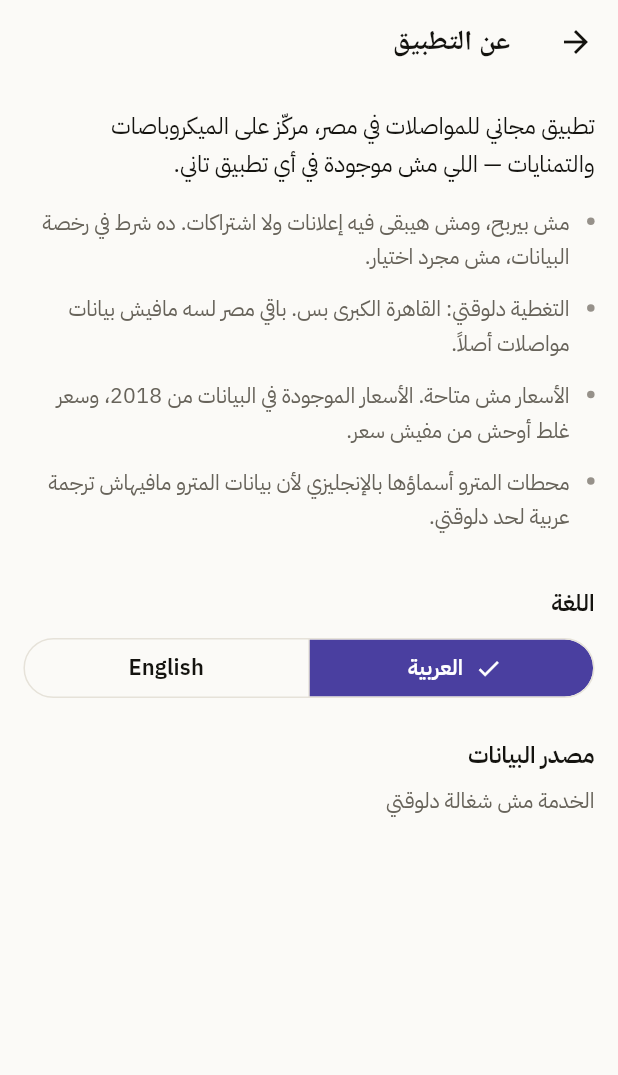
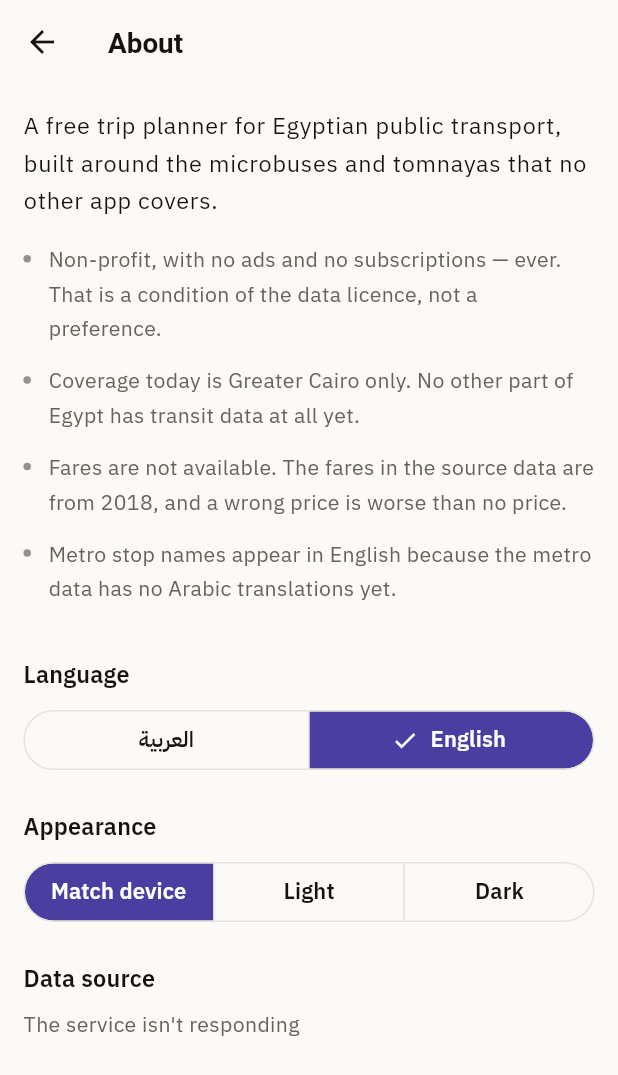
Before and after one commit to WafikSleim/egypt-transportation-planner, a Flutter app: the screen it shows after launch, after a tap on the "info outline" icon, on a phone screen of 412 x 824 dp. Shown: the top 1075 px of the screen. Run offline on Flutter 3.47's test engine with Material 3 defaults, Android fonts, the phone set to English and light mode, and no system bars; our stand-ins replace equatable, flutter_bloc, flutter_screenutil, shared_preferences; generated files the repository leaves out were written again; network calls fail; Roboto replaces fonts that are missing (ReadexPro).

Commit message:
On-device storage, and settings that survive a restart (#11)
Picks shared_preferences over drift, and says why in
core/storage/key_value_store.dart so the choice can be re-argued rather than
rediscovered. The three things this app will ever keep on a phone - language
and theme, recent endpoints, a handful of saved trips - are read whole and
shown in order, never queried. drift would bring build_runner, generated
code and a native SQLite dependency to hold a few dozen JSON entries.

What would change the answer is written down next to the decision: wanting
to query history rather than list it. The interface is the seam, so that
swap is one class.

Reads are synchronous on purpose. SharedPreferences is already in memory
after open(), and an async read would force a loading state onto the first
frame - the app would flash the wrong theme and the wrong language on its
way to the stored ones, for data it already had.

Also closes the gap that made "theme survives a restart" untestable: there
was no way to choose a theme at all. The About screen now offers
system/light/dark beside the language.

Bad stored data cannot stop the app starting. Text that is not JSON, JSON
that is not an object, a language from a newer build, a value of the wrong
type - each falls back to the phone's own locale. Those are all phones that
would otherwise fail to launch over data the user can neither see nor clear
without reinstalling, so each has a test.

Unblocks #12 and #13.

Co-Authored-By: Claude Opus 5 <noreply@anthropic.com>

```diff
--- a/app/lib/core/settings/settings_cubit.dart
+++ b/app/lib/core/settings/settings_cubit.dart
@@ -1,16 +1,13 @@
+import 'dart:ui' show PlatformDispatcher;
+
 import 'package:equatable/equatable.dart';
 import 'package:flutter/material.dart';
 import 'package:flutter_bloc/flutter_bloc.dart';
 
+import '../storage/key_value_store.dart';
+
 class Settings extends Equatable {
   const Settings({required this.locale, required this.themeMode});
-
-  /// Arabic by default, and Arabic as the source language — the English
-  /// strings are a port of the Egyptian copy, not the other way round.
-  static const initial = Settings(
-    locale: Locale('ar'),
-    themeMode: ThemeMode.system,
-  );
 
   final Locale locale;
   final ThemeMode themeMode;
@@ -22,17 +19,66 @@ class Settings extends Equatable {
 /// App-wide settings. Deliberately tiny: passengers get no settings screen,
 /// and this exists only for the two choices that genuinely belong to them.
 ///
-/// Not persisted yet — that lands with recents and saved trips, which is the
-/// first thing needing on-device storage.
+/// The language here also becomes the `lang` on every API request, via the
+/// callback handed to `ApiClient`. Stop names are localised server-side, so
+/// this single value decides whether itineraries come back Arabic or Latin.
 class SettingsCubit extends Cubit<Settings> {
-  SettingsCubit() : super(Settings.initial);
+  SettingsCubit(this._store, {Locale? systemLocale})
+    : super(_restore(_store, systemLocale ?? _platformLocale()));
 
-  /// The language here also becomes the `lang` on every API request, via the
-  /// callback handed to `ApiClient`. Stop names are localised server-side, so
-  /// this single value decides whether itineraries come back Arabic or Latin.
-  void setLanguage(String code) =>
-      emit(Settings(locale: Locale(code), themeMode: state.themeMode));
+  static const _key = 'settings';
+  static const _supported = {'ar', 'en'};
 
-  void setThemeMode(ThemeMode mode) =>
-      emit(Settings(locale: state.locale, themeMode: mode));
+  final KeyValueStore _store;
+
+  static Locale _platformLocale() => PlatformDispatcher.instance.locale;
+
+  /// What to show before anybody has chosen anything.
+  ///
+  /// **Arabic unless the phone is set to English.** Arabic is the source
+  /// language of this app rather than a translation of it, so it is the
+  /// default for every locale that is not explicitly English — a phone set to
+  /// French belongs to someone in Cairo more often than not, and Arabic is
+  /// the better guess for them than the English port.
+  static Settings _restore(KeyValueStore store, Locale systemLocale) {
+    final stored = store.readJson(_key);
+
+    final language =
+        _oneOf(stored?['language'], _supported)
+        // A value written by a newer build, or a hand-edited file, falls back
+        // rather than crashing the app on launch.
+        ??
+        (systemLocale.languageCode == 'en' ? 'en' : 'ar');
+
+    final theme = switch (stored?['theme']) {
+      'light' => ThemeMode.light,
+      'dark' => ThemeMode.dark,
+      _ => ThemeMode.system,
+    };
+
+    return Settings(locale: Locale(language), themeMode: theme);
+  }
+
+  static String? _oneOf(Object? value, Set<String> allowed) =>
+      value is String && allowed.contains(value) ? value : null;
+
+  void setLanguage(String code) {
+    if (!_supported.contains(code)) return;
+    _emitAndPersist(Settings(locale: Locale(code), themeMode: state.themeMode));
+  }
+
+  void setThemeMode(ThemeMode mode) {
+    _emitAndPersist(Settings(locale: state.locale, themeMode: mode));
+  }
+
+  void _emitAndPersist(Settings next) {
+    emit(next);
+    // Deliberately not awaited: the UI has already changed, and a write that
+    // loses a race with a force-quit costs the user one tap. Blocking the
+    // toggle on a disk write would be worse.
+    _store.writeJson(_key, {
+      'language': next.locale.languageCode,
+      'theme': next.themeMode.name,
+    });
+  }
 }
--- a/app/lib/features/about/view/about_page.dart
+++ b/app/lib/features/about/view/about_page.dart
@@ -81,6 +81,26 @@ class _AboutPageState extends State<AboutPage> {
                   context.read<SettingsCubit>().setLanguage(s.first),
             ),
             SizedBox(height: Insets.xl),
+            Text(l.theme, style: Theme.of(context).textTheme.titleMedium),
+            SizedBox(height: Insets.sm),
+            SegmentedButton<ThemeMode>(
+              segments: [
+                ButtonSegment(
+                  value: ThemeMode.system,
+                  label: Text(l.themeSystem),
+                ),
+                ButtonSegment(
+                  value: ThemeMode.light,
+                  label: Text(l.themeLight),
+                ),
+                ButtonSegment(value: ThemeMode.dark, label: Text(l.themeDark)),
+              ],
+              selected: {settings.themeMode},
+              showSelectedIcon: false,
+              onSelectionChanged: (s) =>
+                  context.read<SettingsCubit>().setThemeMode(s.first),
+            ),
+            SizedBox(height: Insets.xl),
             Text(l.dataSource, style: Theme.of(context).textTheme.titleMedium),
             if (_attribution != null) ...[
               AttributionNote(_attribution!, compact: false),
--- a/app/lib/l10n/app_ar.arb
+++ b/app/lib/l10n/app_ar.arb
@@ -151,5 +151,9 @@
   "noCoverageBody": "التغطية دلوقتي في القاهرة الكبرى بس. باقي مصر لسه مافيش فيه بيانات مواصلات أصلاً، ومش هنخمّنلك طريق مش متأكدين منه.",
   "noServiceBody": "في الوقت ده المواصلات بتقل أو بتقف في معظم الخطوط. جرّب ميعاد في النهار.",
   "noRouteTitle": "مالقيناش طريق بين النقطتين دول",
-  "noRouteBody": "النقطتين جوه منطقة التغطية، فالأغلب إن الخط ده ناقص من بياناتنا مش إنه مش موجود على الأرض."
+  "noRouteBody": "النقطتين جوه منطقة التغطية، فالأغلب إن الخط ده ناقص من بياناتنا مش إنه مش موجود على الأرض.",
+  "theme": "المظهر",
+  "themeSystem": "حسب الجهاز",
+  "themeLight": "فاتح",
+  "themeDark": "غامق"
 }
--- a/app/lib/l10n/app_en.arb
+++ b/app/lib/l10n/app_en.arb
@@ -61,5 +61,9 @@
   "noCoverageBody": "Coverage today is Greater Cairo only. No other part of Egypt has transit data at all, and we won't guess a route we aren't sure of.",
   "noServiceBody": "Service thins out or stops across most of the network at this hour. Try a daytime departure.",
   "noRouteTitle": "No route between these two points",
-  "noRouteBody": "Both points are inside the covered area, so this is more likely a gap in our data than a gap in the network."
+  "noRouteBody": "Both points are inside the covered area, so this is more likely a gap in our data than a gap in the network.",
+  "theme": "Appearance",
+  "themeSystem": "Match device",
+  "themeLight": "Light",
+  "themeDark": "Dark"
 }
--- a/app/lib/main.dart
+++ b/app/lib/main.dart
@@ -5,11 +5,18 @@ import 'app.dart';
 import 'core/config/app_config.dart';
 import 'core/network/api_client.dart';
 import 'core/settings/settings_cubit.dart';
+import 'core/storage/key_value_store.dart';
 import 'data/repositories/planner_repository_impl.dart';
 import 'domain/repositories/planner_repository.dart';
 
-void main() {
-  final settings = SettingsCubit();
+Future<void> main() async {
+  WidgetsFlutterBinding.ensureInitialized();
+
+  // Opened before the first frame, so the app never flashes the wrong theme
+  // or the wrong language on its way to the stored one.
+  final store = await SharedPreferencesStore.open();
+  final settings = SettingsCubit(store);
+
   final config = AppConfig.fromEnvironment();
 
   // The one place `lang` is wired. Every request the app makes carries the
@@ -23,9 +30,12 @@ void main() {
   runApp(
     MultiBlocProvider(
       providers: [BlocProvider<SettingsCubit>.value(value: settings)],
-      child: RepositoryProvider<PlannerRepository>(
-        create: (_) => PlannerRepositoryImpl(api),
-        child: const EgyptTransportApp(),
+      child: RepositoryProvider<KeyValueStore>.value(
+        value: store,
+        child: RepositoryProvider<PlannerRepository>(
+          create: (_) => PlannerRepositoryImpl(api),
+          child: const EgyptTransportApp(),
+        ),
       ),
     ),
   );
--- a/app/pubspec.yaml
+++ b/app/pubspec.yaml
@@ -32,6 +32,11 @@ dependencies:
   # HTTP. `http` rather than dio: the target is low-end Android on patchy
   # data, and the API surface is four endpoints.
   http: ^1.5.0
+
+  # On-device storage. shared_preferences rather than drift: see
+  # lib/core/storage/key_value_store.dart for the reasoning and for what
+  # would justify revisiting it.
+  shared_preferences: ^2.5.3
 
   intl: any
 
```
Also changed, not shown: app/lib/core/storage/key_value_store.dart (added, +96 -0 lines), app/pubspec.lock, 2 other files.
